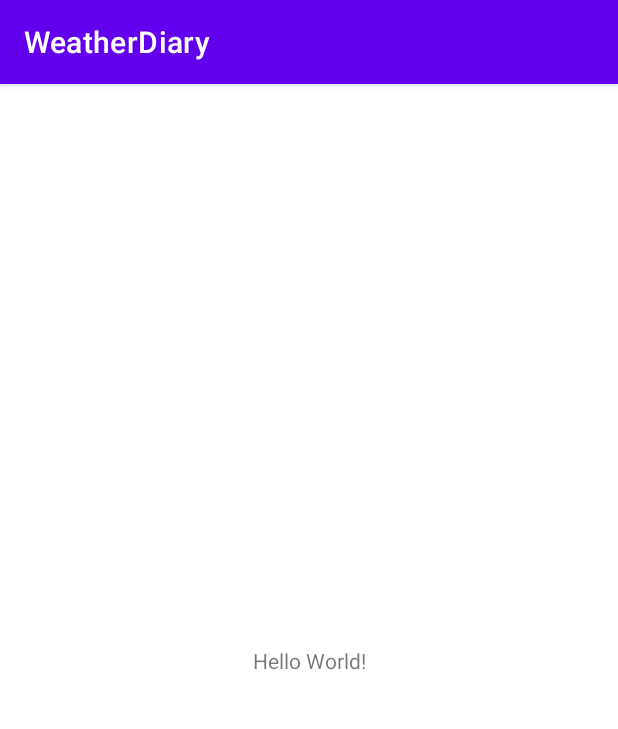
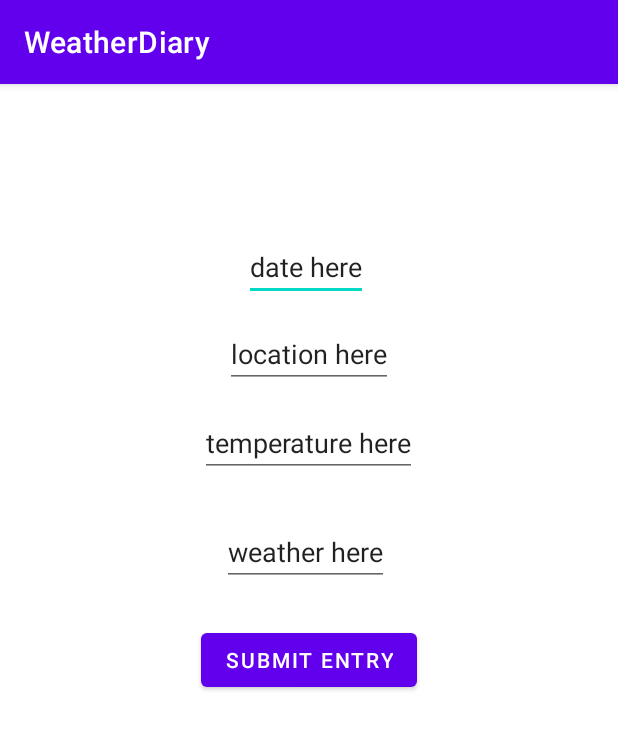
Before and after one commit to Mighty-Mango/WeatherDiary, an Android app: the screen it shows after launch (MainActivity), on a phone screen of 412 x 824 dp. Shown: the top 729 px of the screen. Run offline under Robolectric (Android 15) with nearby library versions, the phone set to English and light mode, and no system bars.

Commit message:
Committing Entry

```diff
--- a/app/src/main/AndroidManifest.xml
+++ b/app/src/main/AndroidManifest.xml
@@ -1,6 +1,10 @@
 <?xml version="1.0" encoding="utf-8"?>
 <manifest xmlns:android="http://schemas.android.com/apk/res/android"
     xmlns:tools="http://schemas.android.com/tools">
+    <!-- required permission for Google Mobile Ads -->
+    <uses-permission
+        android:name="android.permission.INTERNET"/>
+
 
     <application
         android:allowBackup="true"
@@ -20,6 +24,17 @@
                 <category android:name="android.intent.category.LAUNCHER" />
             </intent-filter>
         </activity>
+        <activity android:name=".Entries" >
+        </activity>
+        <meta-data
+            android:name="com.google.android.gms.APPLICATION_ID"
+            android:value="ca-app-pub-3940256099942544~3347511713"
+            />
+        <activity
+            android:name="com.google.android.gms.ads.AdActivity"
+            android:configChanges="keyboard|keyboardHidden|orientation|screenLayout|uiMode|screenSize|smallestScreenSize"
+            android:theme="@android:style/Theme.Translucent" />
+
     </application>
 
 </manifest>
--- /dev/null
+++ b/app/src/main/java/com/example/weatherdiary/Entry.kt
@@ -0,0 +1,19 @@
+package com.example.weatherdiary
+
+class Entry {
+    var date : String
+    var location : String
+    var temperature : String
+    var weather :String
+
+    constructor(indate:String, inlocation:String, intemperature:String, inweather:String) {
+        date = indate
+        location = inlocation
+        temperature = intemperature
+        weather = inweather
+    }
+
+    override fun toString(): String {
+        return date +","+location+","+temperature+","+weather+"$"
+    }
+}
--- a/app/src/main/java/com/example/weatherdiary/MainActivity.kt
+++ b/app/src/main/java/com/example/weatherdiary/MainActivity.kt
@@ -1,11 +1,41 @@
 package com.example.weatherdiary
 
+import android.content.Intent
 import androidx.appcompat.app.AppCompatActivity
 import android.os.Bundle
+import android.widget.Button
+import android.widget.EditText
+import android.widget.TextView
 
 class MainActivity : AppCompatActivity() {
+
     override fun onCreate(savedInstanceState: Bundle?) {
         super.onCreate(savedInstanceState)
         setContentView(R.layout.activity_main)
+        var date = findViewById(R.id.date_in) as EditText
+        var loc = findViewById(R.id.loc_in) as EditText
+        var temp = findViewById(R.id.temp_in) as EditText
+        var weather = findViewById(R.id.weather_in) as EditText
+        val submit_btn = findViewById(R.id.submit_btn) as Button
+        //val btn_click_me = findViewById(R.id.button_id) as Button
+
+        submit_btn.setOnClickListener {
+            var dateIn = date.text.toString()
+            var locIn = loc.text.toString()
+            var weatherIn = weather.text.toString()
+            var tempIn = temp.text.toString()
+            var newEnt = Entry(dateIn, locIn, tempIn, weatherIn)
+            entry = newEnt
+            var myIntent: Intent = Intent(this, Entries::class.java)
+            startActivity(myIntent)
+        }
+
+       // btn_click_me.setOnClickListener {
+         //   var myIntent: Intent = Intent(this, Entries::class.java)
+           // startActivity(myIntent)
+        //}
+    }
+    companion object {
+        lateinit var entry : Entry
     }
 }
--- a/app/src/main/res/layout/activity_main.xml
+++ b/app/src/main/res/layout/activity_main.xml
@@ -15,4 +15,81 @@
         app:layout_constraintStart_toStartOf="parent"
         app:layout_constraintTop_toTopOf="parent" />
 
+    <EditText
+        android:id="@+id/date_in"
+        android:layout_width="wrap_content"
+        android:layout_height="wrap_content"
+        android:layout_alignParentRight="true"
+        android:inputType="text"
+        android:text="date here"
+        app:layout_constraintBottom_toBottomOf="parent"
+        app:layout_constraintEnd_toEndOf="parent"
+        app:layout_constraintHorizontal_bias="0.493"
+        app:layout_constraintStart_toStartOf="parent"
+        app:layout_constraintTop_toTopOf="parent"
+        app:layout_constraintVertical_bias="0.137" />
+
+    <EditText
+        android:id="@+id/loc_in"
+        android:layout_width="wrap_content"
+        android:layout_height="wrap_content"
+        android:layout_alignParentRight="true"
+        android:inputType="text"
+        android:text="location here"
+        app:layout_constraintBottom_toBottomOf="parent"
+        app:layout_constraintEnd_toEndOf="parent"
+        app:layout_constraintStart_toStartOf="parent"
+        app:layout_constraintTop_toTopOf="parent"
+        app:layout_constraintVertical_bias="0.218" />
+
+    <EditText
+        android:id="@+id/temp_in"
+        android:layout_width="wrap_content"
+        android:layout_height="wrap_content"
+        android:layout_alignParentRight="true"
+        android:inputType="text"
+        android:text="temperature here"
+        app:layout_constraintBottom_toBottomOf="parent"
+        app:layout_constraintEnd_toEndOf="parent"
+        app:layout_constraintHorizontal_bias="0.498"
+        app:layout_constraintStart_toStartOf="parent"
+        app:layout_constraintTop_toTopOf="parent"
+        app:layout_constraintVertical_bias="0.3" />
+
+    <EditText
+        android:id="@+id/weather_in"
+        android:layout_width="wrap_content"
+        android:layout_height="wrap_content"
+        android:layout_alignParentRight="true"
+        android:inputType="text"
+        android:text="weather here"
+        app:layout_constraintBottom_toBottomOf="parent"
+        app:layout_constraintEnd_toEndOf="parent"
+        app:layout_constraintHorizontal_bias="0.493"
+        app:layout_constraintStart_toStartOf="parent"
+        app:layout_constraintTop_toTopOf="parent"
+        app:layout_constraintVertical_bias="0.4" />
+
+    <Button
+        android:id="@+id/submit_btn"
+        android:layout_width="wrap_content"
+        android:layout_height="wrap_content"
+        android:text="Submit Entry"
+        app:layout_constraintBottom_toBottomOf="parent"
+        app:layout_constraintEnd_toEndOf="parent"
+        app:layout_constraintStart_toStartOf="parent"
+        app:layout_constraintTop_toTopOf="parent" />
+    <!--Your comment
+    <Button
+        android:id="@+id/button_id"
+        android:layout_width="wrap_content"
+        android:layout_height="wrap_content"
+        android:text="See Entries"
+        app:layout_constraintBottom_toBottomOf="parent"
+        app:layout_constraintEnd_toEndOf="parent"
+        app:layout_constraintHorizontal_bias="0.497"
+        app:layout_constraintStart_toStartOf="parent"
+        app:layout_constraintTop_toTopOf="parent"
+        app:layout_constraintVertical_bias="0.645" />-->
+
 </androidx.constraintlayout.widget.ConstraintLayout>
--- a/build.gradle
+++ b/build.gradle
@@ -1,4 +1,8 @@
 // Top-level build file where you can add configuration options common to all sub-projects/modules.
+
+
+
+
 plugins {
     id 'com.android.application' version '7.4.0' apply false
     id 'com.android.library' version '7.4.0' apply false
```
